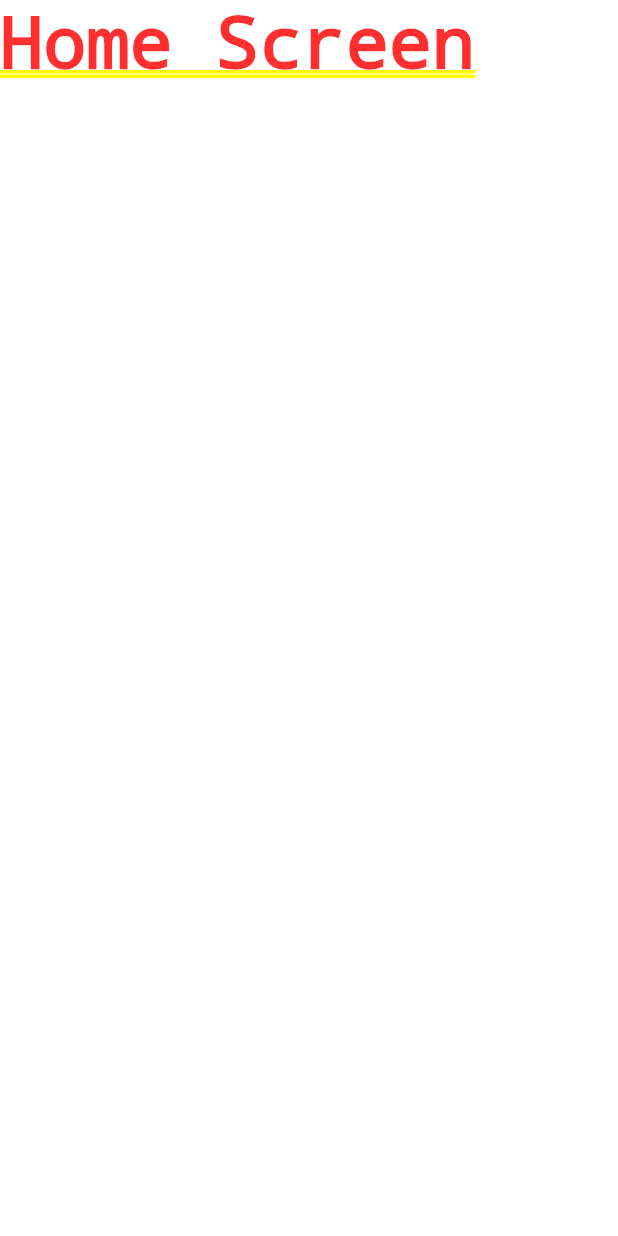
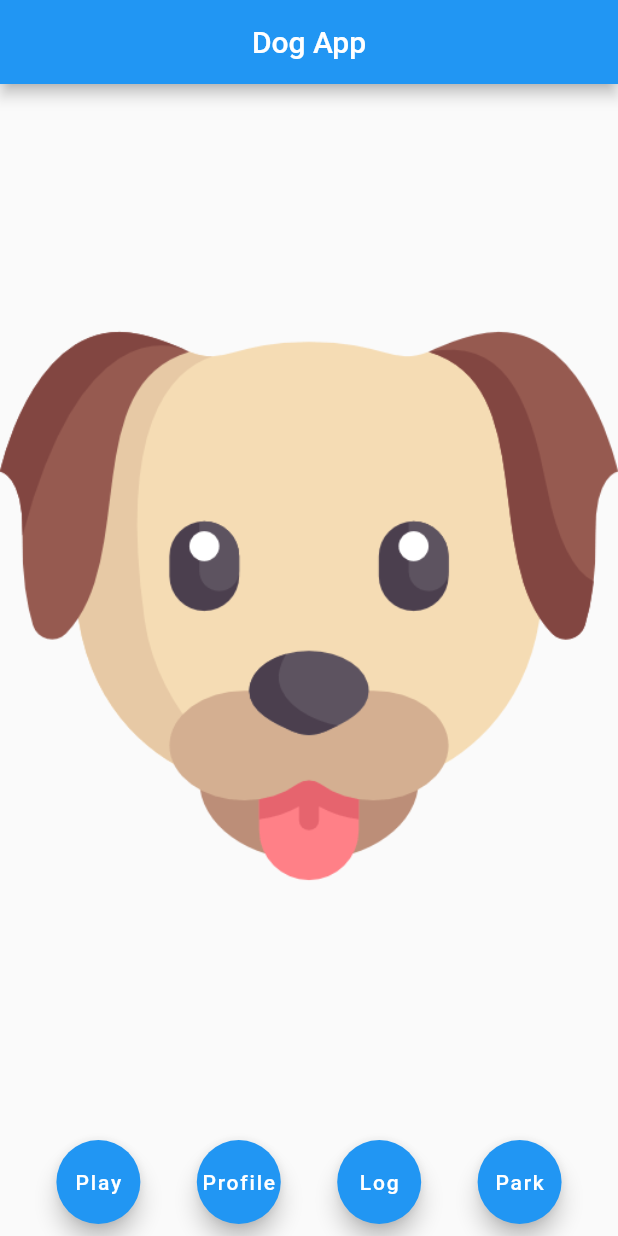
Before and after one commit to bofomiso/CSCI567-S20-FinalProject, a Flutter app: the screen it shows after launch, on a phone screen of 412 x 824 dp. Run offline on Flutter 3.47's test engine with Material 2 defaults, Android fonts, the phone set to English and light mode, and no system bars.

Commit message:
home screen not pretty

```diff
--- a/dogapp/lib/screens/home/home.dart
+++ b/dogapp/lib/screens/home/home.dart
@@ -3,8 +3,35 @@ import 'package:flutter/material.dart';
 class Home extends StatelessWidget {
   @override
   Widget build(BuildContext context) {
-    return Container(
-      child: Text('Home Screen'),
+    return Scaffold(
+      appBar: AppBar(
+        title: Text('Dog App'),
+        centerTitle: true,
+      ),
+      body: Center(
+        child: Image.asset('assets/dog.png'),
+      ),
+      bottomNavigationBar:ButtonBar(
+          alignment: MainAxisAlignment.spaceEvenly,
+          children: <Widget>[
+            FloatingActionButton(
+              child: Text('Play'),
+              onPressed: null,
+            ),
+            FloatingActionButton(
+              child: Text('Profile'),
+              onPressed: null,
+            ),
+            FloatingActionButton(
+              child: Text('Log'),
+              onPressed: null
+            ),
+            FloatingActionButton(
+              child: Text('Park'),
+              onPressed:null
+            ),
+          ],
+        ),
     );
   }
 }
```
Also changed, not shown: dogapp/pubspec.yaml (+7 -3 lines), dogapp/assets/dog.png (added), dogapp/pubspec.lock, 3 other files.
